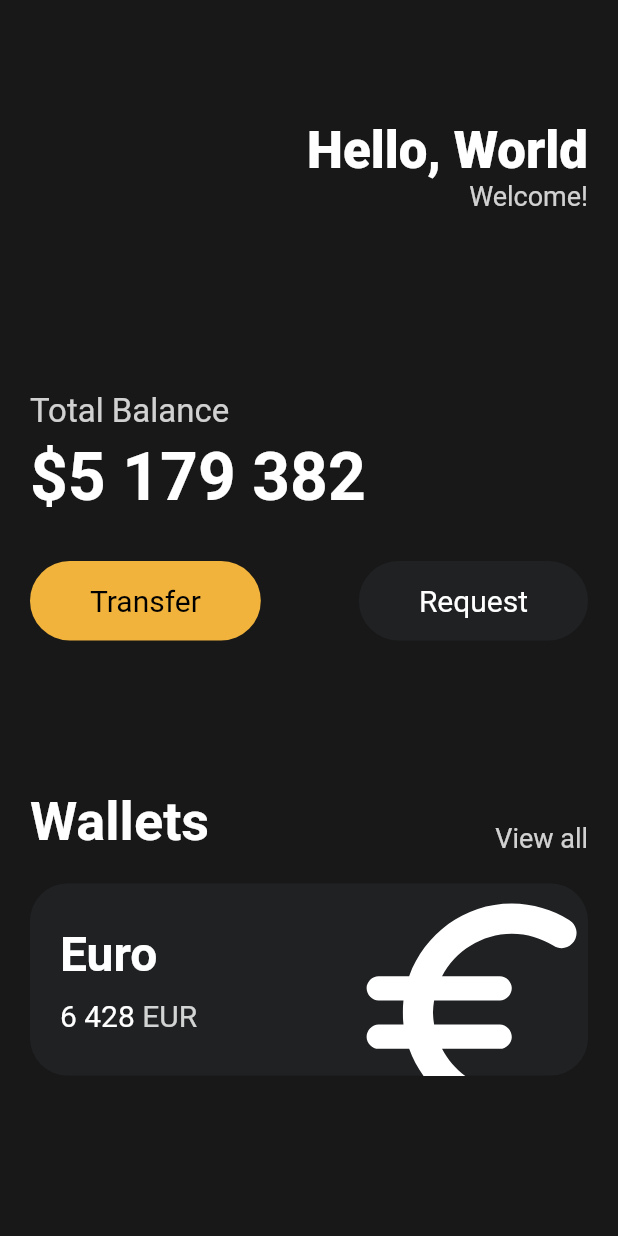
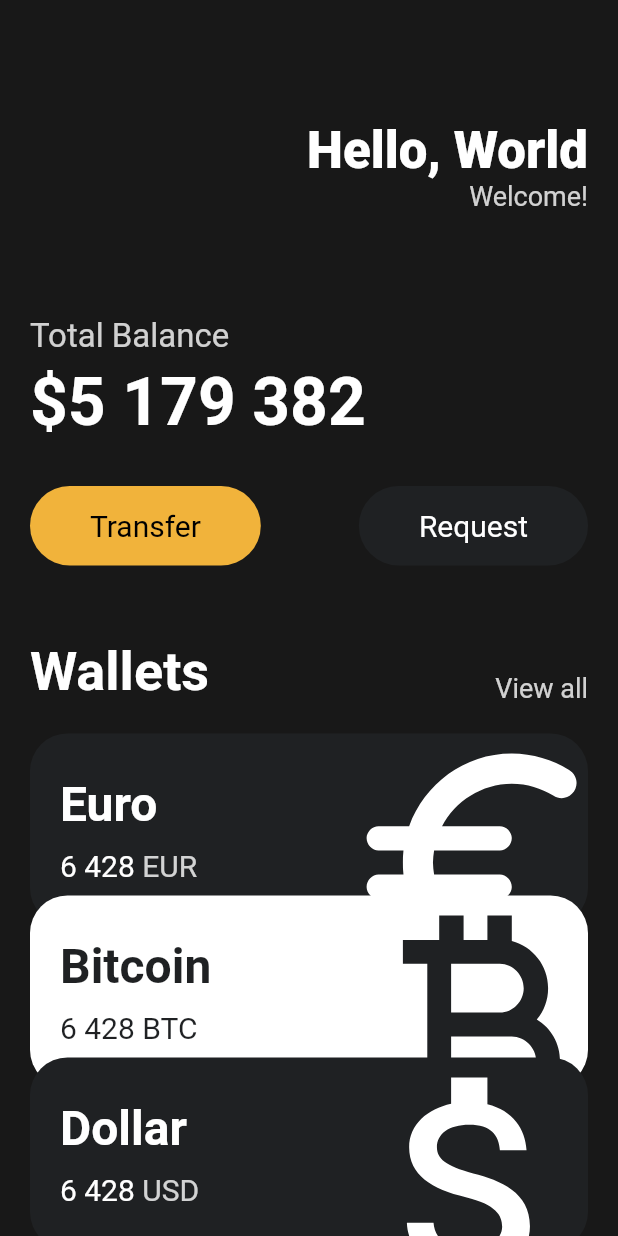
Before and after one commit to dnwls7738/Flutter_layout, a Flutter app: the screen it shows after launch, on a phone screen of 412 x 824 dp. Run offline on Flutter 3.47's test engine with Material 2 defaults, Android fonts, the phone set to English and light mode, and no system bars.

Commit message:
20230515

```diff
--- a/lib/main.dart
+++ b/lib/main.dart
@@ -1,5 +1,6 @@
 import 'package:flutter/material.dart';
 import 'package:my_app/widgets/button.dart';
+import 'package:my_app/widgets/currency_card.dart';
 
 class Player {
   String name;
@@ -21,7 +22,8 @@ class App extends StatelessWidget {
     return MaterialApp(
         home: Scaffold(
       backgroundColor: const Color(0xFF181818),
-      body: Padding(
+      body: SingleChildScrollView(
+        child: Padding(
           padding: const EdgeInsets.symmetric(
             horizontal: 20,
           ),
@@ -55,7 +57,7 @@ class App extends StatelessWidget {
                 ],
               ),
               const SizedBox(
-              height: 120,
+                height: 70,
               ),
               Text(
                 'Total Balance',
@@ -94,7 +96,7 @@ class App extends StatelessWidget {
                 ],
               ),
               const SizedBox(
-              height: 100,
+                height: 50,
               ),
               Row(
                 crossAxisAlignment: CrossAxisAlignment.end,
@@ -120,72 +122,37 @@ class App extends StatelessWidget {
               const SizedBox(
                 height: 20,
               ),
-            Container(
-              clipBehavior: Clip.hardEdge,
-              decoration: BoxDecoration(
-                color: const Color(0xFF1F2123),
-                borderRadius: BorderRadius.circular(25),
+              const CurrencyCard(
+                name: 'Euro',
+                code: 'EUR',
+                amount: '6 428',
+                icon: Icons.euro_symbol_rounded,
+                isInverted: false,
               ),
-              child: Padding(
-                padding: const EdgeInsets.all(20),
-                child: Row(
-                  mainAxisAlignment: MainAxisAlignment.spaceBetween,
-                  children: [
-                    Column(
-                      crossAxisAlignment: CrossAxisAlignment.start,
-                      children: [
-                        const Text(
-                          'Euro',
-                          style: TextStyle(
-                            color: Colors.white,
-                            fontSize: 32,
-                            fontWeight: FontWeight.w600,
+              Transform.translate(
+                offset: const Offset(0, -20),
+                child: const CurrencyCard(
+                  name: 'Bitcoin',
+                  code: 'BTC',
+                  amount: '6 428',
+                  icon: Icons.currency_bitcoin_outlined,
+                  isInverted: true,
                 ),
               ),
-                        const SizedBox(
-                          height: 10,
-                        ),
-                        Row(
-                          children: [
-                            const Text(
-                              '6 428',
-                              style: TextStyle(
-                                color: Colors.white,
-                                fontSize: 20,
-                              ),
-                            ),
-                            const SizedBox(
-                              width: 5,
-                            ),
-                            Text(
-                              'EUR',
-                              style: TextStyle(
-                                color: Colors.white.withOpacity(0.8),
-                                fontSize: 20,
-                              ),
-                            ),
-                          ],
-                        ),
-                      ],
-                    ),
-                    Transform.scale(
-                      scale: 2.2,
-                      child: Transform.translate(
-                        offset: const Offset(-5, 10),
-                        child: const Icon(
-                          Icons.euro_symbol_rounded,
-                          color: Colors.white,
-                          size: 88,
-                        ),
-                      ),
-                    )
-                  ],
-                ),
+              Transform.translate(
+                offset: const Offset(0, -40),
+                child: const CurrencyCard(
+                  name: 'Dollar',
+                  code: 'USD',
+                  amount: '6 428',
+                  icon: Icons.attach_money_outlined,
+                  isInverted: false,
                 ),
               ),
             ],
           ),
         ),
+      ),
     ));
   }
 }
--- /dev/null
+++ b/lib/widgets/currency_card.dart
@@ -0,0 +1,87 @@
+import 'package:flutter/material.dart';
+
+class CurrencyCard extends StatelessWidget {
+  final String name, code, amount;
+  final IconData icon;
+  final bool isInverted;
+
+  final blackColor = const Color(0xFF1F2123);
+
+  const CurrencyCard({
+    super.key,
+    required this.name,
+    required this.code,
+    required this.amount,
+    required this.icon,
+    required this.isInverted,
+  });
+
+  @override
+  Widget build(BuildContext context) {
+    return Container(
+      clipBehavior: Clip.hardEdge,
+      decoration: BoxDecoration(
+        color: isInverted ? const Color(0xFFFFFFFF) : blackColor,
+        borderRadius: BorderRadius.circular(25),
+      ),
+      child: Padding(
+        padding: const EdgeInsets.all(20),
+        child: Row(
+          mainAxisAlignment: MainAxisAlignment.spaceBetween,
+          children: [
+            Column(
+              crossAxisAlignment: CrossAxisAlignment.start,
+              children: [
+                Text(
+                  name,
+                  style: TextStyle(
+                    color: isInverted ? blackColor : Colors.white,
+                    fontSize: 32,
+                    fontWeight: FontWeight.w600,
+                  ),
+                ),
+                const SizedBox(
+                  height: 10,
+                ),
+                Row(
+                  children: [
+                    Text(
+                      amount,
+                      style: TextStyle(
+                        color: isInverted ? blackColor : Colors.white,
+                        fontSize: 20,
+                      ),
+                    ),
+                    const SizedBox(
+                      width: 5,
+                    ),
+                    Text(
+                      code,
+                      style: TextStyle(
+                        color: isInverted
+                            ? blackColor
+                            : Colors.white.withOpacity(0.8),
+                        fontSize: 20,
+                      ),
+                    ),
+                  ],
+                ),
+              ],
+            ),
+            Transform.scale(
+              scale: 2.2,
+              child: Transform.translate(
+                offset: const Offset(-5, 10),
+                child: Icon(
+                  icon,
+                  color: isInverted ? blackColor : Colors.white,
+                  size: 88,
+                ),
+              ),
+            )
+          ],
+        ),
+      ),
+    );
+  }
+}
```
Lines whose indentation alone changed are shown as unchanged.
